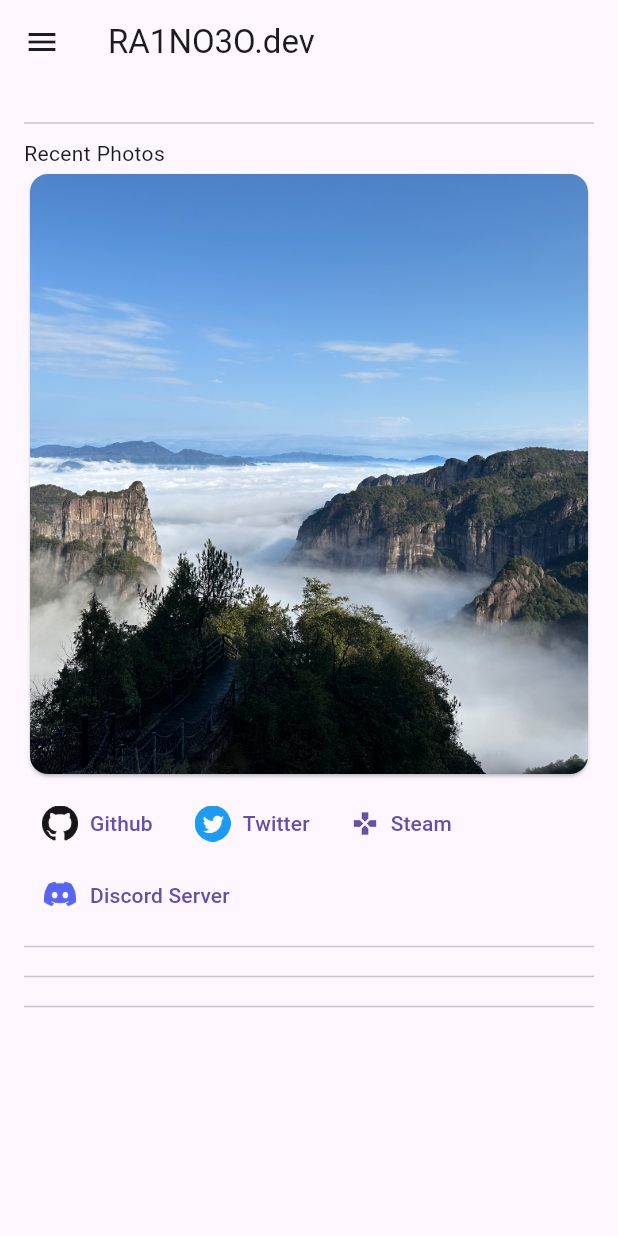
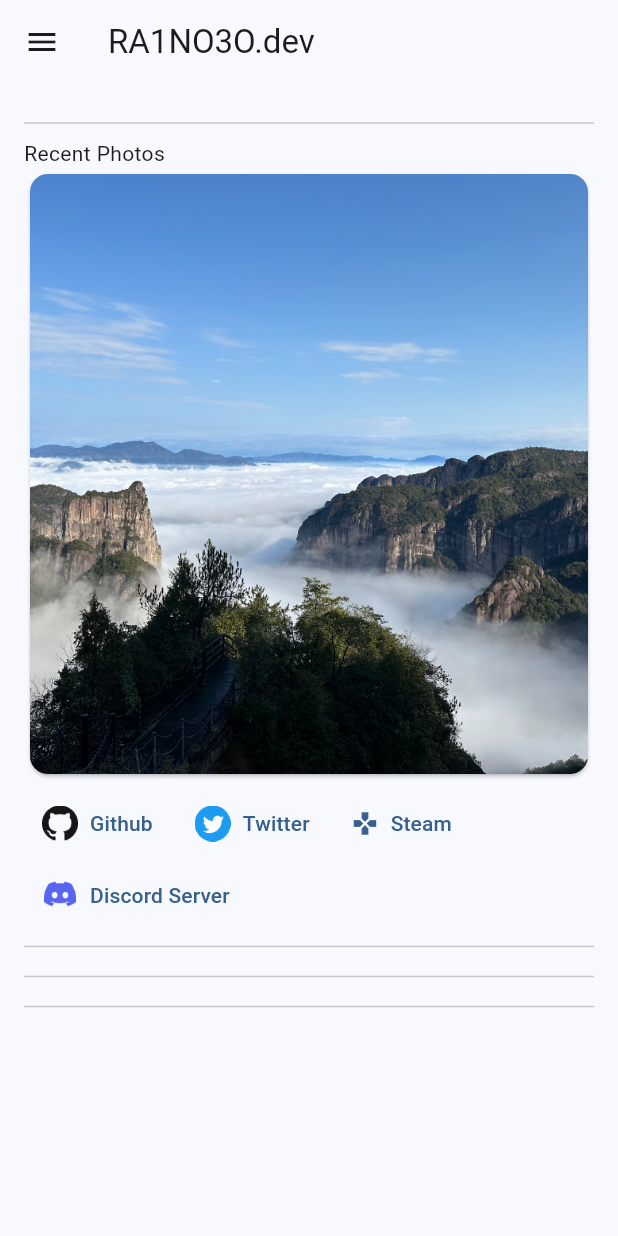
Before and after one commit to RA1NO3O/ra1no3o_website, a Flutter app: the screen it shows after launch, on a phone screen of 412 x 824 dp. Run offline on Flutter 3.47's test engine with Material 2 defaults, Android fonts, the phone set to English and light mode, and no system bars; our stand-ins replace dio, flutter_markdown; network calls fail.

Commit message:
add: color seed;

```diff
--- a/lib/common/styles.dart
+++ b/lib/common/styles.dart
@@ -7,10 +7,15 @@ extension TextStyles on TextStyle {
       TextStyle(fontSize: 32, fontWeight: FontWeight.bold);
 }
 
-final ThemeData webTheme =
-    ThemeData(useMaterial3: true, platform: TargetPlatform.android);
+const colorSeed = Colors.blue;
+
+final ThemeData webTheme = ThemeData(
+    useMaterial3: true,
+    colorSchemeSeed: colorSeed,
+    platform: TargetPlatform.android);
 
 final ThemeData webDarkTheme = ThemeData(
     useMaterial3: true,
+    colorSchemeSeed: colorSeed,
     platform: TargetPlatform.android,
     brightness: Brightness.dark);
```
